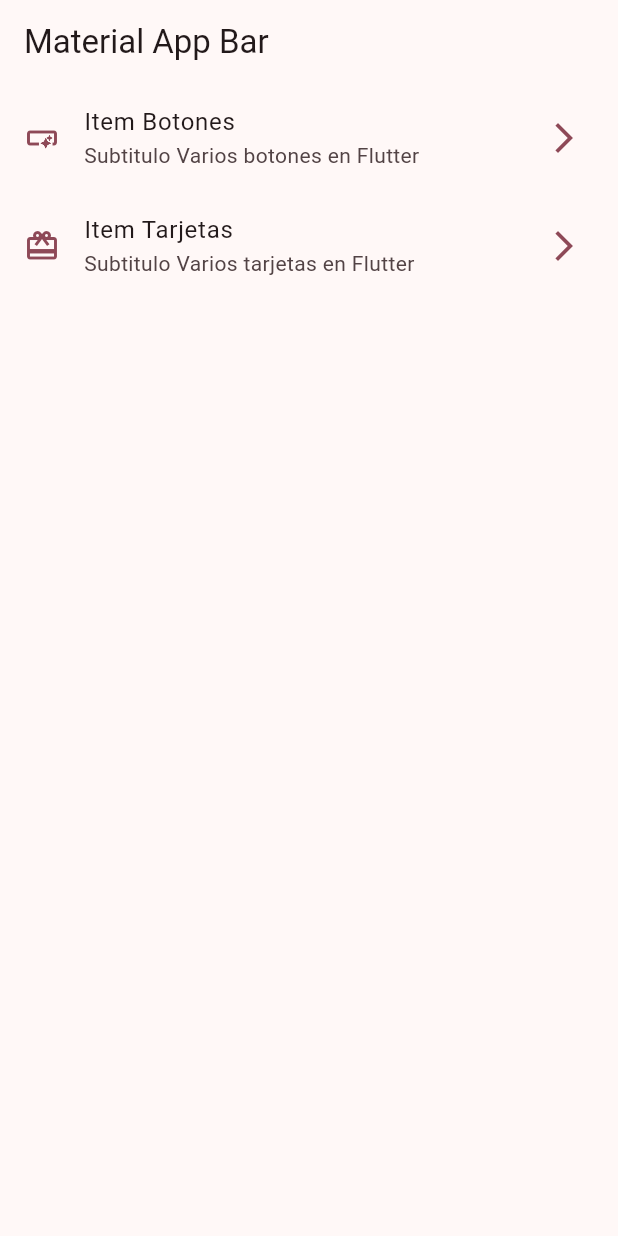
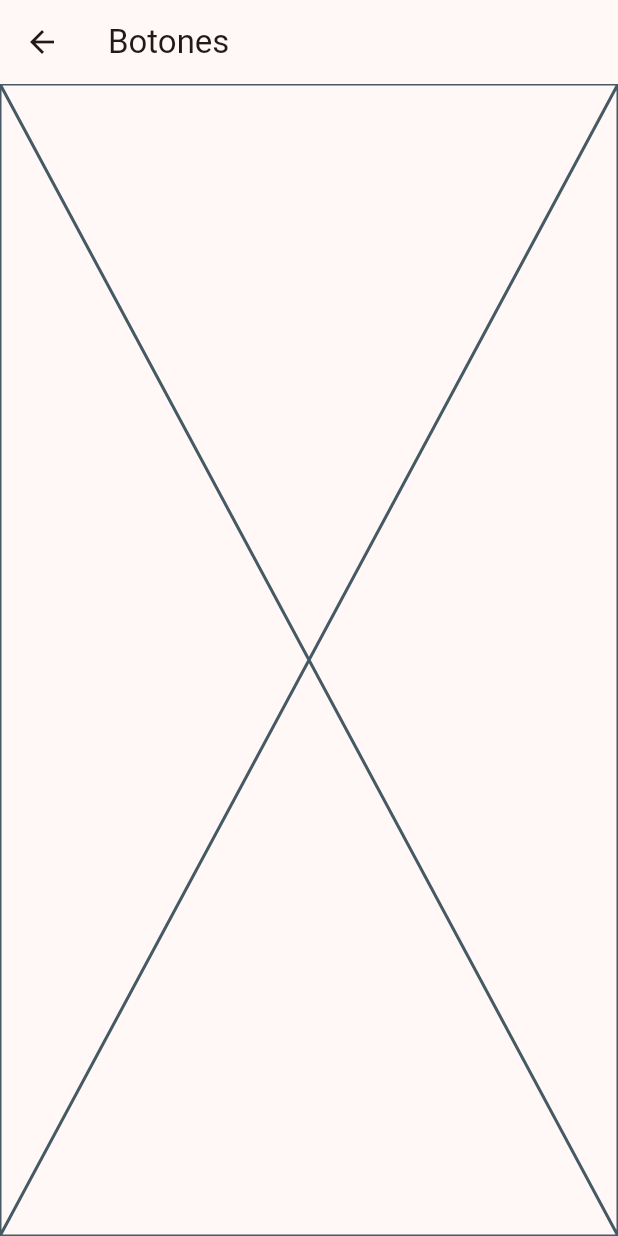
Before and after one commit to Rigel-Developer/basic_widgets, a Flutter app: the screen it shows after launch, after a tap on an icon or button, on a phone screen of 412 x 824 dp. Run offline on Flutter 3.47's test engine with Material 3 defaults, Android fonts, the phone set to English and light mode, and no system bars.

```diff
--- a/lib/main.dart
+++ b/lib/main.dart
@@ -1,4 +1,6 @@
 import 'package:basic_widgets/config/theme/app_theme.dart';
+import 'package:basic_widgets/presentation/screens/buttons/buttons_screen.dart';
+import 'package:basic_widgets/presentation/screens/cards/cards_screen.dart';
 import 'package:basic_widgets/presentation/screens/home/home_screen.dart';
 import 'package:flutter/material.dart';
 
@@ -10,9 +12,15 @@ class MyApp extends StatelessWidget {
   @override
   Widget build(BuildContext context) {
     return MaterialApp(
-        title: 'Material App',
-        theme: AppTheme(selectedColorIndex: 6).getTheme(),
-        debugShowCheckedModeBanner: false,
-        home: const HomeScreen());
+      title: 'Material App',
+      theme: AppTheme(selectedColorIndex: 6).getTheme(),
+      debugShowCheckedModeBanner: false,
+      home: const HomeScreen(),
+      routes: {
+        '/home': (context) => const HomeScreen(),
+        '/buttons': (context) => const ButtonsScreen(),
+        '/cards': (context) => const CardsScreen(),
+      },
+    );
   }
 }
--- /dev/null
+++ b/lib/presentation/screens/buttons/buttons_screen.dart
@@ -0,0 +1,15 @@
+import 'package:flutter/material.dart';
+
+class ButtonsScreen extends StatelessWidget {
+  const ButtonsScreen({super.key});
+
+  @override
+  Widget build(BuildContext context) {
+    return Scaffold(
+      appBar: AppBar(
+        title: const Text('Botones'),
+      ),
+      body: const Placeholder(),
+    );
+  }
+}
--- a/lib/presentation/screens/home/home_screen.dart
+++ b/lib/presentation/screens/home/home_screen.dart
@@ -1,4 +1,5 @@
 import 'package:basic_widgets/config/menu/menu_items.dart';
+import 'package:basic_widgets/presentation/screens/buttons/buttons_screen.dart';
 import 'package:flutter/material.dart';
 
 class HomeScreen extends StatelessWidget {
@@ -47,8 +48,13 @@ class _CustomListTile extends StatelessWidget {
       leading: Icon(menuItem.icon, color: colors.primary),
       trailing: Icon(Icons.arrow_forward_ios, color: colors.primary),
       onTap: () {
-        // Navigator.pushNamed(context, menuItem.link);
-        print('Tapped on ${menuItem.title}');
+        // Navigator.of(context).push(
+        //   MaterialPageRoute(
+        //     builder: (context) => const ButtonsScreen(),
+        //   ),
+        // );
+
+        Navigator.of(context).pushNamed(menuItem.link);
       },
     );
   }
```
Also changed, not shown: lib/presentation/screens/cards/cards_screen.dart (added, +15 -0 lines).
